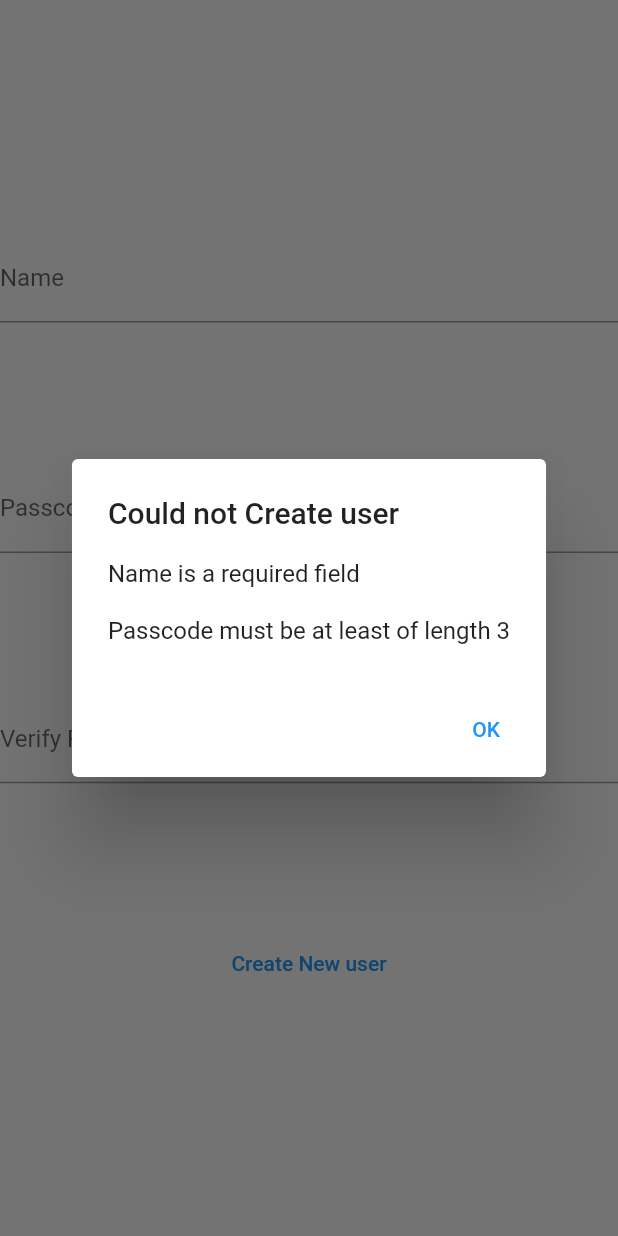
After one commit to Bab-Lab/smart-mirror, a Flutter app: the screen it shows after launch, after a tap on "Create New user", on a phone screen of 412 x 824 dp. The commit adds this screen. Run offline on Flutter 3.47's test engine with Material 2 defaults, Android fonts, the light colour scheme and no system bars; missing offline and left inert: cryptography.

Commit message:
passcode authentication complete!

```diff
--- a/lib/core/model/User.dart
+++ /dev/null
@@ -1,58 +0,0 @@
-import 'dart:math';
-
-import 'package:cryptography/cryptography.dart';
-import 'package:smart_mirror/core/model/Connection/IConnection.dart';
-import 'package:smart_mirror/core/model/SmartMirror.dart';
-import 'package:smart_mirror/core/model/Task/ITask.dart';
-
-class User {
-  static final rng = Random();
-  static final nonceLength = 16;
-
-  static final passEncoding = Pbkdf2(
-    macAlgorithm: Hmac.sha256(),
-    iterations: 100000,
-    bits: 128,
-  );
-
-  final SmartMirror smartMirror;
-  final String name;
-  List<int> _passHash;
-  List<int> _nonce;
-  final List<IConnection> _connections;
-  final List<ITask> _tasks;
-  final List<ITask> newTasks;
-
-  User({required this.smartMirror, required this.name,
-        required List<int> passhash, required List<int> nonce,
-        List<IConnection>? connections,
-        List<ITask>? tasks, List<ITask>? newTasks})
-      : _passHash = passhash,
-        _nonce = nonce,
-        _connections = connections ?? <IConnection>[],
-        _tasks = tasks ?? <ITask>[], newTasks = newTasks ?? <ITask>[];
-
-  static List<int> getNonce() {
-    var nonce = <int>[];
-    for (var idx = 0; idx < nonceLength; idx++){
-      nonce.add(rng.nextInt(2^32));
-    }
-    return nonce;
-  }
-
-  static Future<List<int>> getKeyBytes(List<int> code, List<int> nonce) async {
-    return (await getKey(code, nonce)).extractBytes();
-  }
-
-  static Future<SecretKey> getKey(List<int> code, List<int> nonce) async {
-    var key = await passEncoding.deriveKey(
-      secretKey: SecretKey(code),
-      nonce: nonce,
-    );
-    return key;
-  }
-
-  Future<bool> verifyCode(List<int> code) async {
-    return _passHash == (await getKeyBytes(code, _nonce));
-  }
-}
--- a/lib/core/model/Connection/IConnection.dart
+++ b/lib/core/model/connection/iconnection.dart
@@ -1,4 +1,4 @@
-import 'package:smart_mirror/core/model/User.dart';
+import 'package:smart_mirror/core/model/user.dart';
 
 abstract class IConnection {
   final User user;
--- a/lib/core/model/SmartMirror.dart
+++ b/lib/core/model/smart_mirror.dart
@@ -1,4 +1,4 @@
-import 'package:smart_mirror/core/model/User.dart';
+import 'package:smart_mirror/core/model/user.dart';
 
 class SmartMirror {
   static final SmartMirror _smartMirror = SmartMirror._internal();
@@ -17,6 +17,12 @@ class SmartMirror {
     return true;
   }
 
+  Future<bool> tryActivateUser(User user, List<int> passcode) async {
+    if (!await user.verifyCode(passcode)) return false;
+    activeUser = user;
+    return true;
+  }
+
   List<Future<User>> getUsers() {
     return _users;
   }
--- a/lib/core/model/Task/ITask.dart
+++ b/lib/core/model/task/itask.dart
@@ -1,5 +1,5 @@
-import 'package:smart_mirror/core/model/Connection/IConnection.dart';
-import 'package:smart_mirror/core/model/User.dart';
+import 'package:smart_mirror/core/model/connection/iconnection.dart';
+import 'package:smart_mirror/core/model/user.dart';
 
 abstract class ITask {
   String uuid;
--- /dev/null
+++ b/lib/core/model/user.dart
@@ -0,0 +1,88 @@
+import 'dart:convert';
+import 'dart:math';
+
+import 'package:characters/characters.dart';
+import 'package:cryptography/cryptography.dart';
+import 'package:smart_mirror/core/model/Task/itask.dart';
+import 'package:smart_mirror/core/model/connection/iconnection.dart';
+import 'package:smart_mirror/core/model/smart_mirror.dart';
+
+class User {
+  static final rng = Random();
+  static final nonceLength = 16;
+
+  static final passEncoding = Pbkdf2(
+    macAlgorithm: Hmac.sha256(),
+    iterations: 100000,
+    bits: 128,
+  );
+
+  final SmartMirror smartMirror;
+  final String name;
+  String _passHash;
+  final List<IConnection> _connections;
+  final List<ITask> _tasks;
+  final List<ITask> newTasks;
+
+  User(
+      {required this.smartMirror,
+      required this.name,
+      required String passhash,
+      List<IConnection>? connections,
+      List<ITask>? tasks,
+      List<ITask>? newTasks})
+      : _passHash = passhash,
+        _connections = connections ?? <IConnection>[],
+        _tasks = tasks ?? <ITask>[],
+        newTasks = newTasks ?? <ITask>[];
+
+  static List<int> getNonce() {
+    return List<int>.generate(
+      nonceLength,
+      (idx) => rng.nextInt(2 ^ 32),
+      growable: false,
+    );
+  }
+
+  static Future<String> getKeyHash(List<int> code, List<int> nonce) async {
+    var keyBytes = await getKeyBytes(code, nonce);
+    var hashBytes =
+        List<int>.filled(keyBytes.length + nonce.length, 0, growable: false);
+    List.copyRange(hashBytes, 0, nonce);
+    List.copyRange(hashBytes, nonce.length, keyBytes);
+    return base64UrlEncode(hashBytes);
+  }
+
+  static Future<List<int>> getKeyBytes(List<int> code, List<int> nonce) async {
+    return await (await getKey(code, nonce)).extractBytes();
+  }
+
+  static Future<SecretKey> getKey(List<int> code, List<int> nonce) async {
+    var key = await passEncoding.deriveKey(
+      secretKey: SecretKey(code),
+      nonce: nonce,
+    );
+    return key;
+  }
+
+  static List<int>? tryConvert(String input) {
+    var output = <int>[];
+    for (var char in input.characters) {
+      var maybeInt = int.tryParse(char);
+      if (maybeInt == null) return null;
+      output.add(maybeInt);
+    }
+    return output;
+  }
+
+  static Future<bool> verifyCodeAgainstHash(
+      String _passHash, List<int> code) async {
+    var hashBytes = base64Decode(_passHash);
+    var nonce = hashBytes.sublist(0, nonceLength);
+    return _passHash == (await getKeyHash(code, nonce));
+  }
+
+  Future<bool> verifyCode(List<int> code) async {
+    return verifyCodeAgainstHash(_passHash, code);
+  }
+}
--- a/lib/main.dart
+++ b/lib/main.dart
@@ -1,6 +1,6 @@
 import 'package:flutter/material.dart';
-import 'package:smart_mirror/core/model/SmartMirror.dart';
-import 'package:smart_mirror/modules/SmartMirrorController.dart';
+import 'package:smart_mirror/core/model/smart_mirror.dart';
+import 'package:smart_mirror/modules/smart_mirror_controller.dart';
 
 void main() {
   runApp(SmartMirrorApp());
--- a/lib/modules/SmartMirrorController.dart
+++ b/lib/modules/smart_mirror_controller.dart
@@ -1,10 +1,10 @@
 import 'package:flutter/material.dart';
-import 'package:smart_mirror/core/model/SmartMirror.dart';
-import 'package:smart_mirror/core/model/User.dart';
-import 'package:smart_mirror/modules/TaskViewController.dart';
-import 'package:smart_mirror/modules/User/AuthenticationView.dart';
-import 'package:smart_mirror/modules/User/NewUserForm.dart';
-import 'package:smart_mirror/modules/User/UserAvatar.dart';
+import 'package:smart_mirror/core/model/smart_mirror.dart';
+import 'package:smart_mirror/core/model/user.dart';
+import 'package:smart_mirror/modules/User/authentication_view.dart';
+import 'package:smart_mirror/modules/User/new_user_form.dart';
+import 'package:smart_mirror/modules/User/user_avatar.dart';
+import 'package:smart_mirror/modules/task_view_controller.dart';
 
 ThemeData theme = ThemeData(
   primaryColor: Colors.black,
@@ -33,8 +33,8 @@ class SmartMirrorController extends StatelessWidget {
                 onTap: () => Navigator.push(
                     context,
                     MaterialPageRoute(
-                        builder: (context) =>
-                            AuthenticationView(user: snapshot.data!))),
+                        builder: (context) => Material(
+                            child: AuthenticationView(user: snapshot.data!)))),
               );
           }));
     }
--- a/lib/modules/TaskViewController.dart
+++ b/lib/modules/task_view_controller.dart
@@ -1,5 +1,5 @@
 import 'package:flutter/material.dart';
-import 'package:smart_mirror/core/model/Task/ITask.dart';
+import 'package:smart_mirror/core/model/Task/itask.dart';
 
 class TaskViewController extends StatefulWidget {
   const TaskViewController({Key? key}) : super(key: key);
--- /dev/null
+++ b/lib/modules/user/new_user_form.dart
@@ -0,0 +1,127 @@
+import 'dart:async';
+
+import 'package:flutter/material.dart';
+import 'package:smart_mirror/core/model/smart_mirror.dart';
+import 'package:smart_mirror/core/model/user.dart';
+import 'package:smart_mirror/modules/User/user_form_padding.dart';
+
+class NewUserForm extends StatefulWidget {
+  final SmartMirror smartMirror;
+
+  const NewUserForm({Key? key, required this.smartMirror}) : super(key: key);
+
+  @override
+  State<NewUserForm> createState() => _NewUserFormState();
+}
+
+class _NewUserFormState extends State<NewUserForm> {
+  final nameController = TextEditingController();
+  final passController = TextEditingController();
+  final verifyController = TextEditingController();
+
+  @override
+  void dispose() {
+    nameController.dispose();
+    passController.dispose();
+    verifyController.dispose();
+    super.dispose();
+  }
+
+  List<String> tryMakeNewUser() {
+    var err = <String>[];
+    if (nameController.text.length == 0) {
+      err.add("Name is a required field");
+    }
+
+    var passcode = User.tryConvert(passController.text);
+    if (passcode != null) {
+      if (passController.text.length < 3) {
+        err.add("Passcode must be at least of length 3");
+      }
+      if (passController.text != verifyController.text) {
+        err.add("Passcodes do not match");
+      }
+    } else {
+      err.add("Passcode must be all numbers");
+    }
+
+    if (err.isNotEmpty) return err;
+
+    var nonce = User.getNonce();
+    var completer = Completer<User>();
+    User.getKeyHash(passcode!, nonce).then((passhash) => completer.complete(
+        User(
+            smartMirror: this.widget.smartMirror,
+            name: nameController.text,
+            passhash: passhash)));
+    this.widget.smartMirror.addUser(completer.future);
+    return err;
+  }
+
+  @override
+  Widget build(BuildContext context) {
+    var submitDialog = () {
+      var makeUserResult = tryMakeNewUser();
+      if (makeUserResult.isEmpty)
+        Navigator.pushNamedAndRemoveUntil(context, '/', (route) => false);
+      else
+        showDialog<String>(
+            context: context,
+            builder: (BuildContext context) => AlertDialog(
+                  title: const Text("Could not Create user"),
+                  content: Text(makeUserResult.join("\n\n")),
+                  actions: <Widget>[
+                    TextButton(
+                        onPressed: () => Navigator.pop(context),
+                        child: const Text("OK"))
+                  ],
+                ));
+    };
+
+    var nameFocus = new FocusNode();
+    var passFocus = new FocusNode();
+    var verifyFocus = new FocusNode();
+
+    return Center(
+        child: UserFormPadding(
+            child: Column(
+                mainAxisAlignment: MainAxisAlignment.center,
+                crossAxisAlignment: CrossAxisAlignment.center,
+                children: <Widget>[
+          Expanded(
+              flex: 3,
+              child: TextField(
+                controller: nameController,
+                focusNode: nameFocus,
+                decoration: const InputDecoration(labelText: 'Name'),
+                onSubmitted: (value) => passFocus.requestFocus(),
+              )),
+          Expanded(
+              flex: 3,
+              child: TextField(
+                controller: passController,
+                focusNode: passFocus,
+                keyboardType: TextInputType.number,
+                obscureText: true,
+                decoration: const InputDecoration(labelText: 'Passcode'),
+                onSubmitted: (value) => verifyFocus.requestFocus(),
+              )),
+          Expanded(
+              flex: 3,
+              child: TextField(
+                controller: verifyController,
+                focusNode: verifyFocus,
+                keyboardType: TextInputType.number,
+                obscureText: true,
+                decoration: const InputDecoration(labelText: 'Verify Passcode'),
+                onSubmitted: (value) => submitDialog(),
+              )),
+          Expanded(
+              flex: 1,
+              child: TextButton(
+                child: const Text("Create New user"),
+                onPressed: submitDialog,
+              ))
+        ])));
+  }
+}
--- /dev/null
+++ b/lib/modules/user/user_form_padding.dart
@@ -0,0 +1,15 @@
+import 'package:flutter/material.dart';
+
+class UserFormPadding extends StatelessWidget {
+  final Widget child;
+
+  const UserFormPadding({Key? key, required this.child}) : super(key: key);
+
+  @override
+  Widget build(BuildContext context) {
+    return ConstrainedBox(
+      constraints: BoxConstraints(maxHeight: 512, maxWidth: 512),
+      child: child,
+    );
+  }
+}
--- a/pubspec.yaml
+++ b/pubspec.yaml
@@ -33,6 +33,7 @@ dependencies:
   cryptography: ^2.0.5
 
 dev_dependencies:
+  test: ^1.17.10
   flutter_test:
     sdk: flutter
 
```
Also changed, not shown: lib/modules/User/AuthenticationView.dart (deleted, +0 -23 lines), lib/modules/User/NewUserForm.dart (deleted, +0 -113 lines), lib/modules/User/UserAvatar.dart (deleted, +0 -13 lines), lib/modules/user/authentication_view.dart (added, +116 -0 lines), lib/modules/user/user_avatar.dart (added, +18 -0 lines), pubspec.lock, 3 other files.
